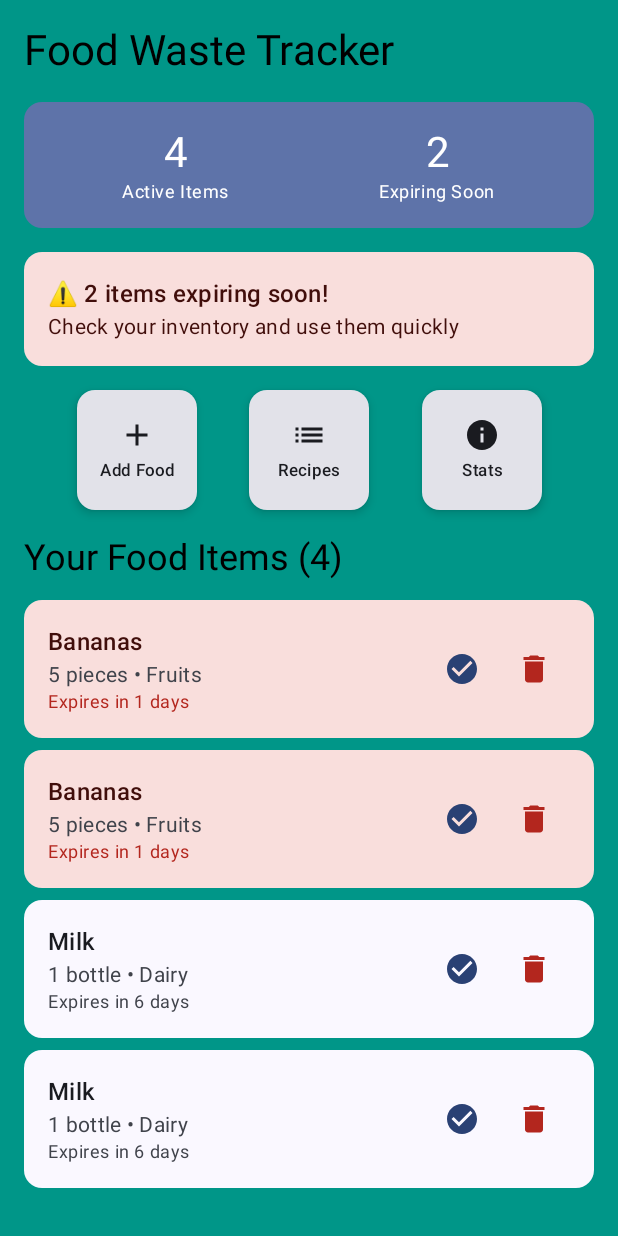
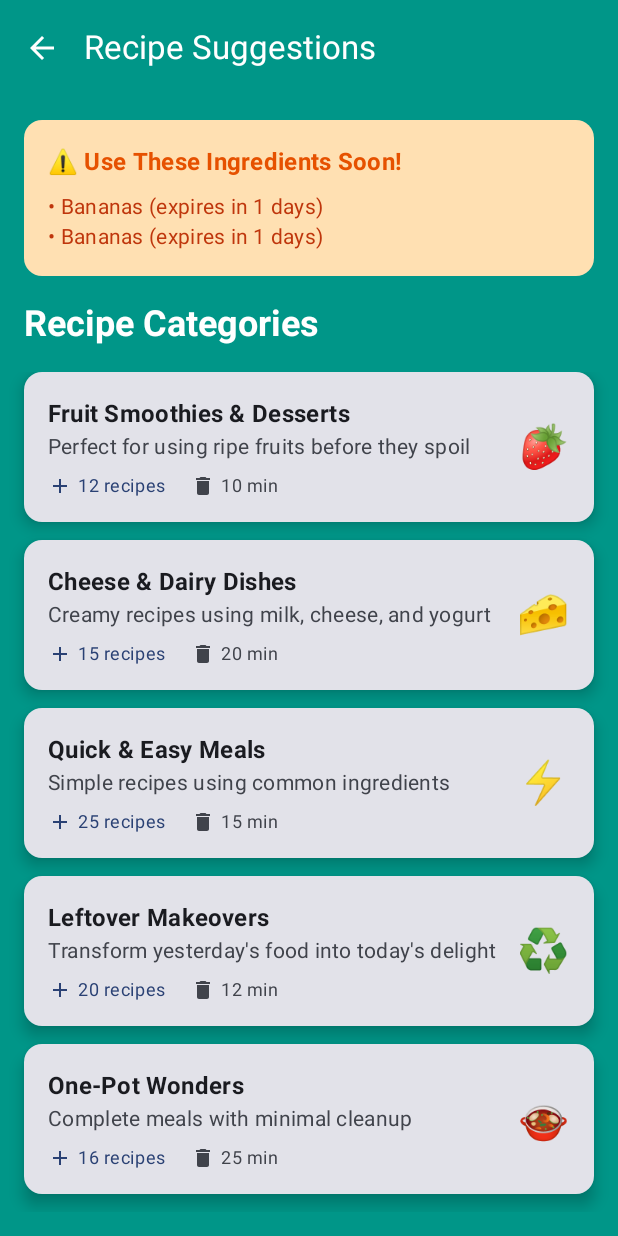
Before and after one commit to G158631/FoodWasteTracker, an Android app built with Jetpack Compose: the HomeScreen screen opened through its navigation route, after a tap on "Recipes", on a phone screen of 412 x 824 dp. Run offline under Robolectric (Android 15) with nearby library versions, the phone set to English and light mode, and no system bars; our stand-ins replace Room's generated code.

Commit message:
Add intelligent Recipes screen with personalized cooking suggestions
- Created RecipesScreen with smart ingredient-based recommendations
- Implemented RecipesViewModel with dynamic recipe category generation
- Added real-time expiring ingredient alerts and suggestions
- Built personalized recipe categories based on user's actual food inventory
- Categories adapt to user's food items (fruits → fruit recipes, dairy → cheese dishes)
- Professional recipe cards with cook times, recipe counts, and emojis
- Beautiful Material Design with consistent theming and navigation
- Added navigation from Home to Recipes screen with working back button
- Smart food waste prevention - shows recipes for expiring ingredients
- Categories include: Smoothies, Dairy Dishes, Quick Meals, Leftovers, One-Pot, Snacks

MAJOR FEATURE: App now provides genuine cooking value and food waste prevention!
Users get personalized recipe suggestions based on their actual expiring food items.

```diff
--- a/app/src/main/java/com/example/foodwastetracker/MainActivity.kt
+++ b/app/src/main/java/com/example/foodwastetracker/MainActivity.kt
@@ -19,6 +19,7 @@ import com.example.foodwastetracker.ui.theme.FoodWasteTrackerTheme
 import com.example.foodwastetracker.di.DatabaseModule
 import com.example.foodwastetracker.data.repository.FoodRepository
 import com.example.foodwastetracker.presentation.screens.AddFoodScreen
+import com.example.foodwastetracker.presentation.screens.RecipesScreen
 import com.example.foodwastetracker.presentation.screens.StatisticsScreen
 
 class MainActivity : ComponentActivity() {
@@ -85,6 +86,12 @@ class MainActivity : ComponentActivity() {
                                 foodRepository = repository
                             )
                         }
+                        composable("recipes") {
+                            RecipesScreen(
+                                navController = navController,
+                                foodRepository = repository
+                            )
+                        }
                     }
 
                         }
--- a/app/src/main/java/com/example/foodwastetracker/presentation/screens/HomeScreen.kt
+++ b/app/src/main/java/com/example/foodwastetracker/presentation/screens/HomeScreen.kt
@@ -113,8 +113,7 @@ fun HomeScreen(
                 icon = Icons.Default.List,
                 text = "Recipes",
                 onClick = {
-                    // TODO: Navigate to recipes
-                    println("Recipes clicked!")
+                    navController.navigate("recipes")
                 }
             )
             QuickActionButton(
--- /dev/null
+++ b/app/src/main/java/com/example/foodwastetracker/presentation/screens/RecipesScreen.kt
@@ -0,0 +1,215 @@
+package com.example.foodwastetracker.presentation.screens
+
+import androidx.compose.foundation.clickable
+import androidx.compose.foundation.layout.*
+import androidx.compose.foundation.lazy.LazyColumn
+import androidx.compose.foundation.lazy.items
+import androidx.compose.foundation.rememberScrollState
+import androidx.compose.foundation.verticalScroll
+import androidx.compose.material.icons.Icons
+import androidx.compose.material.icons.filled.ArrowBack
+import androidx.compose.material.icons.filled.Add
+import androidx.compose.material.icons.filled.Delete
+import androidx.compose.material.icons.filled.CheckCircle
+import androidx.compose.material3.*
+import androidx.compose.runtime.*
+import androidx.compose.ui.Alignment
+import androidx.compose.ui.Modifier
+import androidx.compose.ui.graphics.Color
+import androidx.compose.ui.text.font.FontWeight
+import androidx.compose.ui.text.style.TextOverflow
+import androidx.compose.ui.unit.dp
+import androidx.navigation.NavController
+import androidx.lifecycle.compose.collectAsStateWithLifecycle
+import com.example.foodwastetracker.data.repository.FoodRepository
+import com.example.foodwastetracker.presentation.viewmodels.RecipesViewModel
+
+@OptIn(ExperimentalMaterial3Api::class)
+@Composable
+fun RecipesScreen(
+    navController: NavController,
+    foodRepository: FoodRepository
+) {
+    // Create ViewModel
+    val viewModel = remember { RecipesViewModel(foodRepository) }
+    val uiState by viewModel.uiState.collectAsStateWithLifecycle()
+
+    Surface(
+        modifier = Modifier.fillMaxSize(),
+        color = Color(0xFF009688) // Same background as other screens
+    ) {
+        Column(
+            modifier = Modifier.fillMaxSize()
+        ) {
+            // Top Bar
+            TopAppBar(
+                title = { Text("Recipe Suggestions", color = Color.White) },
+                navigationIcon = {
+                    IconButton(onClick = { navController.navigateUp() }) {
+                        Icon(
+                            Icons.Default.ArrowBack,
+                            contentDescription = "Back",
+                            tint = Color.White
+                        )
+                    }
+                },
+                colors = TopAppBarDefaults.topAppBarColors(
+                    containerColor = Color.Transparent
+                )
+            )
+
+            Column(
+                modifier = Modifier
+                    .fillMaxSize()
+                    .padding(16.dp),
+                verticalArrangement = Arrangement.spacedBy(16.dp)
+            ) {
+                // Header with expiring items
+                if (uiState.expiringItems.isNotEmpty()) {
+                    Card(
+                        modifier = Modifier.fillMaxWidth(),
+                        colors = CardDefaults.cardColors(
+                            containerColor = Color(0xFFFFE0B2) // Light orange
+                        )
+                    ) {
+                        Column(
+                            modifier = Modifier.padding(16.dp)
+                        ) {
+                            Text(
+                                text = "⚠️ Use These Ingredients Soon!",
+                                style = MaterialTheme.typography.titleMedium,
+                                fontWeight = FontWeight.Bold,
+                                color = Color(0xFFE65100)
+                            )
+                            Spacer(modifier = Modifier.height(8.dp))
+                            uiState.expiringItems.take(3).forEach { item ->
+                                Text(
+                                    text = "• ${item.name} (expires in ${getDaysUntilExpiration(item.expirationDate)} days)",
+                                    style = MaterialTheme.typography.bodyMedium,
+                                    color = Color(0xFFBF360C)
+                                )
+                            }
+                        }
+                    }
+                }
+
+                // Recipe Categories
+                Text(
+                    text = "Recipe Categories",
+                    style = MaterialTheme.typography.headlineSmall,
+                    color = Color.White,
+                    fontWeight = FontWeight.Bold
+                )
+
+                LazyColumn(
+                    verticalArrangement = Arrangement.spacedBy(12.dp)
+                ) {
+                    items(uiState.recipeCategories) { category ->
+                        RecipeCategoryCard(
+                            category = category,
+                            onClick = {
+                                // TODO: Show recipes for this category
+                                println("Selected category: ${category.name}")
+                            }
+                        )
+                    }
+                }
+            }
+        }
+    }
+}
+
+@Composable
+fun RecipeCategoryCard(
+    category: RecipeCategory,
+    onClick: () -> Unit
+) {
+    Card(
+        modifier = Modifier
+            .fillMaxWidth()
+            .clickable { onClick() },
+        elevation = CardDefaults.cardElevation(defaultElevation = 6.dp)
+    ) {
+        Row(
+            modifier = Modifier
+                .fillMaxWidth()
+                .padding(16.dp),
+            horizontalArrangement = Arrangement.SpaceBetween,
+            verticalAlignment = Alignment.CenterVertically
+        ) {
+            Column(
+                modifier = Modifier.weight(1f)
+            ) {
+                Text(
+                    text = category.name,
+                    style = MaterialTheme.typography.titleMedium,
+                    fontWeight = FontWeight.Bold
+                )
+                Text(
+                    text = category.description,
+                    style = MaterialTheme.typography.bodyMedium,
+                    color = MaterialTheme.colorScheme.onSurfaceVariant,
+                    maxLines = 2,
+                    overflow = TextOverflow.Ellipsis
+                )
+                Spacer(modifier = Modifier.height(8.dp))
+                Row(
+                    horizontalArrangement = Arrangement.spacedBy(16.dp)
+                ) {
+                    Row(
+                        verticalAlignment = Alignment.CenterVertically
+                    ) {
+                        Icon(
+                            Icons.Default.Add,
+                            contentDescription = null,
+                            modifier = Modifier.size(16.dp),
+                            tint = MaterialTheme.colorScheme.primary
+                        )
+                        Spacer(modifier = Modifier.width(4.dp))
+                        Text(
+                            text = "${category.recipeCount} recipes",
+                            style = MaterialTheme.typography.bodySmall,
+                            color = MaterialTheme.colorScheme.primary
+                        )
+                    }
+                    Row(
+                        verticalAlignment = Alignment.CenterVertically
+                    ) {
+                        Icon(
+                            Icons.Default.Delete,
+                            contentDescription = null,
+                            modifier = Modifier.size(16.dp),
+                            tint = MaterialTheme.colorScheme.onSurfaceVariant
+                        )
+                        Spacer(modifier = Modifier.width(4.dp))
+                        Text(
+                            text = category.avgCookTime,
+                            style = MaterialTheme.typography.bodySmall,
+                            color = MaterialTheme.colorScheme.onSurfaceVariant
+                        )
+                    }
+                }
+            }
+
+            Text(
+                text = category.emoji,
+                style = MaterialTheme.typography.headlineMedium
+            )
+        }
+    }
+}
+
+// Helper function
+private fun getDaysUntilExpiration(expirationDate: Long): Int {
+    return ((expirationDate - System.currentTimeMillis()) / (1000 * 60 * 60 * 24)).toInt()
+}
+
+// Data class for recipe categories
+data class RecipeCategory(
+    val name: String,
+    val description: String,
+    val emoji: String,
+    val recipeCount: Int,
+    val avgCookTime: String,
+    val ingredients: List<String> = emptyList()
+)
--- /dev/null
+++ b/app/src/main/java/com/example/foodwastetracker/presentation/screens/viewmodels/RecipesViewModel.kt
@@ -0,0 +1,135 @@
+package com.example.foodwastetracker.presentation.viewmodels
+
+import androidx.lifecycle.ViewModel
+import androidx.lifecycle.viewModelScope
+import kotlinx.coroutines.flow.MutableStateFlow
+import kotlinx.coroutines.flow.StateFlow
+import kotlinx.coroutines.flow.asStateFlow
+import kotlinx.coroutines.flow.combine
+import kotlinx.coroutines.launch
+import com.example.foodwastetracker.data.repository.FoodRepository
+import com.example.foodwastetracker.data.database.entities.FoodItem
+import com.example.foodwastetracker.presentation.screens.RecipeCategory
+
+data class RecipesUiState(
+    val expiringItems: List<FoodItem> = emptyList(),
+    val recipeCategories: List<RecipeCategory> = emptyList(),
+    val isLoading: Boolean = false
+)
+
+class RecipesViewModel(
+    private val foodRepository: FoodRepository
+) : ViewModel() {
+
+    private val _uiState = MutableStateFlow(RecipesUiState())
+    val uiState: StateFlow<RecipesUiState> = _uiState.asStateFlow()
+
+    init {
+        loadRecipes()
+    }
+
+    private fun loadRecipes() {
+        viewModelScope.launch {
+            _uiState.value = _uiState.value.copy(isLoading = true)
+
+            combine(
+                foodRepository.getExpiringItems(3), // Items expiring in 3 days
+                foodRepository.getAllFoodItems()
+            ) { expiringItems, allItems ->
+                val categories = generateRecipeCategories(allItems, expiringItems)
+                RecipesUiState(
+                    expiringItems = expiringItems,
+                    recipeCategories = categories,
+                    isLoading = false
+                )
+            }.collect { newState ->
+                _uiState.value = newState
+            }
+        }
+    }
+
+    private fun generateRecipeCategories(
+        allItems: List<FoodItem>,
+        expiringItems: List<FoodItem>
+    ): List<RecipeCategory> {
+        val categories = mutableListOf<RecipeCategory>()
+
+        // Get unique categories from user's food items
+        val userCategories = allItems.map { it.category }.distinct()
+
+        // Add category-specific recipes
+        if (userCategories.contains("Fruits")) {
+            categories.add(
+                RecipeCategory(
+                    name = "Fruit Smoothies & Desserts",
+                    description = "Perfect for using ripe fruits before they spoil",
+                    emoji = "🍓",
+                    recipeCount = 12,
+                    avgCookTime = "10 min"
+                )
+            )
+        }
+
+        if (userCategories.contains("Vegetables")) {
+            categories.add(
+                RecipeCategory(
+                    name = "Vegetable Stir-fries",
+                    description = "Quick and healthy ways to use fresh vegetables",
+                    emoji = "🥬",
+                    recipeCount = 18,
+                    avgCookTime = "15 min"
+                )
+            )
+        }
+
+        if (userCategories.contains("Dairy")) {
+            categories.add(
+                RecipeCategory(
+                    name = "Cheese & Dairy Dishes",
+                    description = "Creamy recipes using milk, cheese, and yogurt",
+                    emoji = "🧀",
+                    recipeCount = 15,
+                    avgCookTime = "20 min"
+                )
+            )
+        }
+
+        // Always add these popular categories
+        categories.addAll(listOf(
+            RecipeCategory(
+                name = "Quick & Easy Meals",
+                description = "Simple recipes using common ingredients",
+                emoji = "⚡",
+                recipeCount = 25,
+                avgCookTime = "15 min"
+            ),
+            RecipeCategory(
+                name = "Leftover Makeovers",
+                description = "Transform yesterday's food into today's delight",
+                emoji = "♻️",
+                recipeCount = 20,
+                avgCookTime = "12 min"
+            ),
+            RecipeCategory(
+                name = "One-Pot Wonders",
+                description = "Complete meals with minimal cleanup",
+                emoji = "🍲",
+                recipeCount = 16,
+                avgCookTime = "25 min"
+            ),
+            RecipeCategory(
+                name = "Healthy Snacks",
+                description = "Nutritious bites using fresh ingredients",
+                emoji = "🥗",
+                recipeCount = 14,
+                avgCookTime = "8 min"
+            )
+        ))
+
+        return categories
+    }
+
+    fun refreshRecipes() {
+        loadRecipes()
+    }
+}
```
